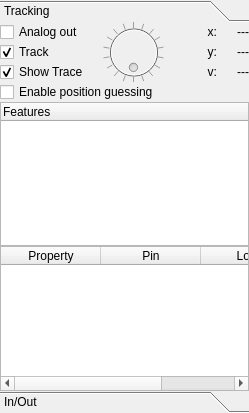
This is lib/ui/tab_objectsUi.ui in gasparnori/Spotter as Qt 5 draws it before an edit. The edited form follows.
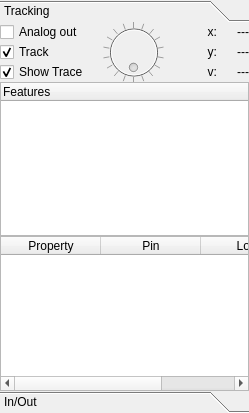
This is the edited form.

Patch:
```diff
--- a/lib/ui/tab_objectsUi.ui
+++ b/lib/ui/tab_objectsUi.ui
@@ -69,7 +69,7 @@
            <property name="spacing">
             <number>0</number>
            </property>
-           <item row="4" column="0" colspan="5">
+           <item row="3" column="0" colspan="5">
             <layout class="QGridLayout" name="gridLayout_10">
              <property name="spacing">
               <number>0</number>
@@ -300,13 +300,6 @@
              </property>
             </widget>
            </item>
-           <item row="3" column="0" colspan="5">
-            <widget class="QCheckBox" name="ckb_guessing">
-             <property name="text">
-              <string>Enable position guessing</string>
-             </property>
-            </widget>
-           </item>
           </layout>
          </item>
         </layout>
```
